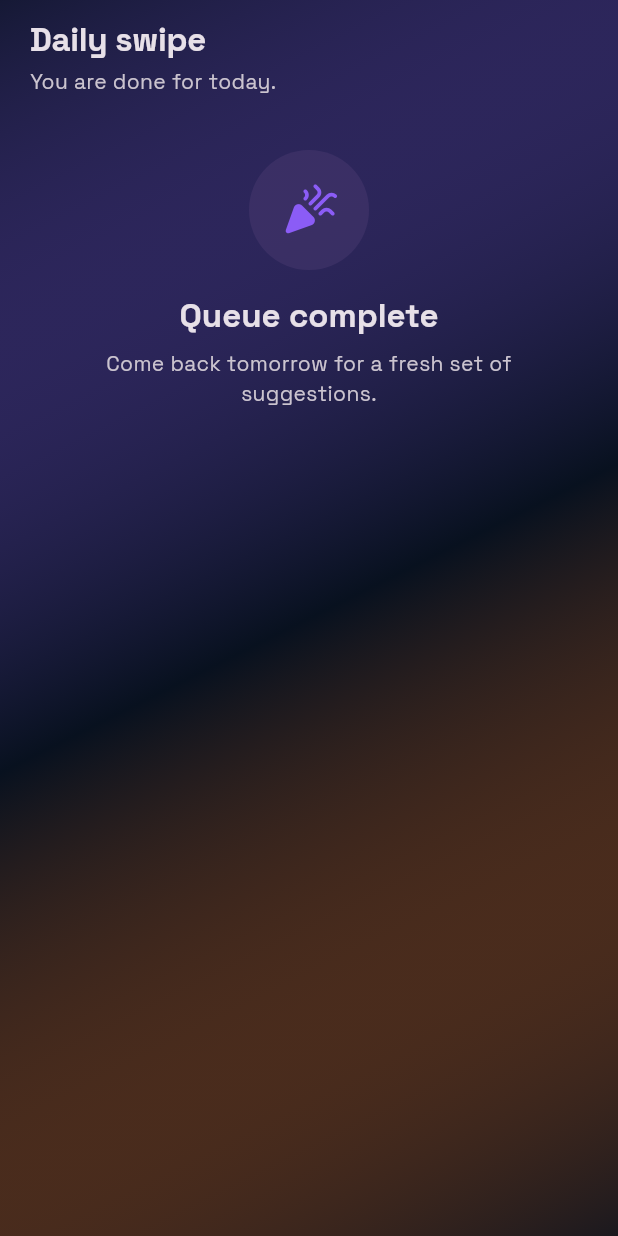
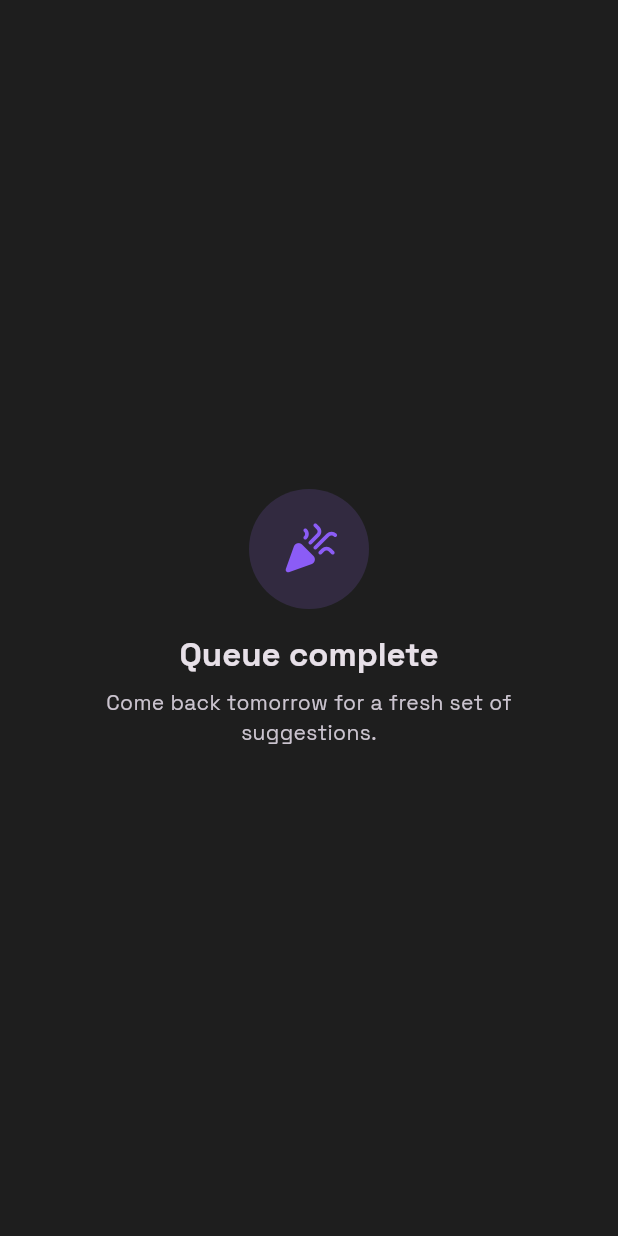
Before and after one commit to nicolamoscufo/agreeo, a Flutter app: the SwipeScreen screen opened directly, on a phone screen of 412 x 824 dp. Run offline on Flutter 3.47's test engine with Material 3 defaults, Android fonts, the phone set to English and light mode, and no system bars; our stand-ins replace cached_network_image, flutter_local_notifications, flutter_riverpod, google_fonts, shared_preferences; accounts and stored records are empty; network calls fail.

```diff
--- a/lib/screens/swipe/swipe_screen.dart
+++ b/lib/screens/swipe/swipe_screen.dart
@@ -1,10 +1,8 @@
+import 'dart:ui';
 import 'package:agreeo/models/app_models.dart';
 import 'package:agreeo/providers/app_controller.dart';
-import 'package:agreeo/screens/dashboard/dashboard_screen.dart';
 import 'package:agreeo/widgets/empty_state.dart';
-import 'package:agreeo/widgets/gradient_scaffold.dart';
-import 'package:agreeo/widgets/movie_card.dart';
-import 'package:agreeo/widgets/section_header.dart';
+import 'package:cached_network_image/cached_network_image.dart';
 import 'package:flutter/material.dart';
 import 'package:flutter_riverpod/flutter_riverpod.dart';
 
@@ -22,9 +20,9 @@ class _SwipeScreenState extends ConsumerState<SwipeScreen> {
     await ref
         .read(appControllerProvider.notifier)
         .recordFeedback(movie, action);
-    if (!mounted) {
-      return;
-    }
+
+    if (!mounted) return;
+
     setState(() {
       _completionMessage = action == FeedbackAction.like
           ? 'Added to your likes.'
@@ -42,59 +40,154 @@ class _SwipeScreenState extends ConsumerState<SwipeScreen> {
     final session = state.session;
     final remaining = state.remainingQueueForUser(session?.uid);
 
-    return GradientScaffold(
-      child: ListView(
-        padding: const EdgeInsets.fromLTRB(20, 12, 20, 24),
-        children: <Widget>[
-          SectionHeader(
-            title: 'Daily swipe',
-            subtitle: remaining.isEmpty
-                ? 'You are done for today.'
-                : '${remaining.length} picks left in the queue.',
-          ),
-          const SizedBox(height: 12),
-          if (_completionMessage != null) ...<Widget>[
-            _StatusChip(message: _completionMessage!),
-            const SizedBox(height: 14),
-          ],
-          if (remaining.isEmpty)
-            const EmptyState(
+    // 1. Stato Vuoto (Queue Completata)
+    if (remaining.isEmpty) {
+      return const Scaffold(
+        backgroundColor: Color(0xFF1E1E1E),
+        body: Center(
+          child: EmptyState(
             icon: Icons.celebration_rounded,
             title: 'Queue complete',
             message: 'Come back tomorrow for a fresh set of suggestions.',
+          ),
+        ),
+      );
+    }
+
+    final currentMovie = remaining.first;
+
+    return Scaffold(
+      backgroundColor: Colors.black,
+      body: Stack(
+        fit: StackFit.expand,
+        children: [
+          // 2. Sfondo Immagine Full-Screen (Poster o Backdrop)
+          if (currentMovie.posterUrl.isNotEmpty)
+            CachedNetworkImage(
+              imageUrl: currentMovie.posterUrl,
+              fit: BoxFit.cover,
+              errorWidget: (context, url, error) =>
+                  Container(color: const Color(0xFF1E1E1E)),
             )
           else
-            AnimatedSwitcher(
-              duration: const Duration(milliseconds: 250),
-              child: MovieCard(
-                key: ValueKey<String>(remaining.first.id),
-                movie: remaining.first,
-                onLike: () =>
-                    _handleFeedback(remaining.first, FeedbackAction.like),
-                onDislike: () =>
-                    _handleFeedback(remaining.first, FeedbackAction.dislike),
-                onSeen: () =>
-                    _handleFeedback(remaining.first, FeedbackAction.seen),
-                onLater: () =>
-                    _handleFeedback(remaining.first, FeedbackAction.later),
+            Container(color: const Color(0xFF1E1E1E)),
+
+          // 3. Gradiente Oscuro inferiore per la leggibilità del testo
+          DecoratedBox(
+            decoration: BoxDecoration(
+              gradient: LinearGradient(
+                begin: Alignment.topCenter,
+                end: Alignment.bottomCenter,
+                colors: [
+                  Colors.transparent,
+                  Colors.black.withOpacity(0.2),
+                  Colors.black.withOpacity(0.8),
+                  Colors.black,
+                ],
+                stops: const [0.4, 0.7, 0.9, 1.0],
               ),
             ),
-          const SizedBox(height: 18),
-          if (state.movieOfTheDay != null)
-            Card(
-              child: ListTile(
-                leading: const Icon(Icons.local_fire_department_rounded),
-                title: const Text('Movie of the day'),
-                subtitle: Text(state.movieOfTheDay!.title),
-                trailing: TextButton(
-                  onPressed: () {
-                    Navigator.of(context).pushReplacement(
-                      MaterialPageRoute<void>(
-                        builder: (_) => const DashboardScreen(),
+          ),
+
+          // 4. Chip di feedback fluttuante (sostituisce l'header statico precedente)
+          if (_completionMessage != null)
+            Positioned(
+              top: MediaQuery.paddingOf(context).top + 16,
+              left: 20,
+              right: 20,
+              child: AnimatedOpacity(
+                opacity: 1.0,
+                duration: const Duration(milliseconds: 300),
+                child: Center(child: _StatusChip(message: _completionMessage!)),
+              ),
+            ),
+
+          // 5. Informazioni Film e Bottoni di Azione (Allineati in basso)
+          SafeArea(
+            child: Padding(
+              padding: const EdgeInsets.symmetric(
+                horizontal: 24.0,
+                vertical: 24.0,
+              ),
+              child: Column(
+                mainAxisAlignment: MainAxisAlignment.end,
+                crossAxisAlignment: CrossAxisAlignment.start,
+                children: [
+                  // Titolo del Film
+                  Text(
+                    currentMovie.title,
+                    style: const TextStyle(
+                      color: Colors.white,
+                      fontSize: 40,
+                      fontWeight: FontWeight.bold,
+                      height: 1.1,
+                      shadows: [
+                        Shadow(
+                          color: Colors.black54,
+                          blurRadius: 10,
+                          offset: Offset(0, 4),
+                        ),
+                      ],
+                    ),
+                  ),
+                  const SizedBox(height: 16),
+
+                  // Chips dei Generi (Stile contorno bianco)
+                  if (currentMovie.genres.isNotEmpty)
+                    Wrap(
+                      spacing: 8,
+                      runSpacing: 8,
+                      children: currentMovie.genres.take(4).map((genre) {
+                        return Container(
+                          padding: const EdgeInsets.symmetric(
+                            horizontal: 16,
+                            vertical: 6,
+                          ),
+                          decoration: BoxDecoration(
+                            color: Colors.white.withOpacity(0.15),
+                            borderRadius: BorderRadius.circular(20),
+                            border: Border.all(color: Colors.white, width: 1.0),
+                          ),
+                          child: Text(
+                            genre,
+                            style: const TextStyle(
+                              color: Colors.white,
+                              fontSize: 14,
+                              fontWeight: FontWeight.w600,
+                            ),
                           ),
                         );
+                      }).toList(),
+                    ),
+
+                  const SizedBox(height: 32),
+
+                  // 6. I 5 Bottoni di Azione
+                  Row(
+                    mainAxisAlignment: MainAxisAlignment.spaceEvenly,
+                    children: [
+                      _buildActionButton(Icons.undo_rounded, 48, () {
+                        // Inserisci qui l'azione Undo in futuro
+                      }),
+                      _buildActionButton(Icons.close_rounded, 56, () {
+                        _handleFeedback(currentMovie, FeedbackAction.dislike);
+                      }),
+                      _buildActionButton(Icons.remove_red_eye_outlined, 48, () {
+                        _handleFeedback(currentMovie, FeedbackAction.seen);
+                      }),
+                      _buildActionButton(Icons.favorite_rounded, 56, () {
+                        _handleFeedback(currentMovie, FeedbackAction.like);
+                      }),
+                      _buildActionButton(
+                        Icons.bookmark_outline_rounded,
+                        48,
+                        () {
+                          _handleFeedback(currentMovie, FeedbackAction.later);
                         },
-                  child: const Text('Back home'),
+                      ),
+                    ],
+                  ),
+                ],
               ),
             ),
           ),
@@ -102,8 +195,32 @@ class _SwipeScreenState extends ConsumerState<SwipeScreen> {
       ),
     );
   }
+
+  // Metodo helper per creare i bottoni circolari bianchi dello screenshot
+  Widget _buildActionButton(IconData icon, double size, VoidCallback onTap) {
+    return GestureDetector(
+      onTap: onTap,
+      child: Container(
+        width: size,
+        height: size,
+        decoration: const BoxDecoration(
+          color: Colors.white,
+          shape: BoxShape.circle,
+          boxShadow: [
+            BoxShadow(
+              color: Colors.black26,
+              blurRadius: 10,
+              offset: Offset(0, 4),
+            ),
+          ],
+        ),
+        child: Icon(icon, color: Colors.black, size: size * 0.5),
+      ),
+    );
+  }
 }
 
+// Reskin del messaggio di stato per farlo fluttuare sopra l'immagine in stile Glassmorphism
 class _StatusChip extends StatelessWidget {
   const _StatusChip({required this.message});
 
@@ -111,14 +228,27 @@ class _StatusChip extends StatelessWidget {
 
   @override
   Widget build(BuildContext context) {
-    final colorScheme = Theme.of(context).colorScheme;
-    return Container(
-      padding: const EdgeInsets.symmetric(horizontal: 14, vertical: 12),
+    return ClipRRect(
+      borderRadius: BorderRadius.circular(24),
+      child: BackdropFilter(
+        filter: ImageFilter.blur(sigmaX: 10, sigmaY: 10),
+        child: Container(
+          padding: const EdgeInsets.symmetric(horizontal: 20, vertical: 10),
           decoration: BoxDecoration(
-        color: colorScheme.primaryContainer.withValues(alpha: 0.55),
-        borderRadius: BorderRadius.circular(16),
+            color: Colors.black.withOpacity(0.5),
+            borderRadius: BorderRadius.circular(24),
+            border: Border.all(color: Colors.white.withOpacity(0.2)),
           ),
-      child: Text(message, style: Theme.of(context).textTheme.bodyMedium),
+          child: Text(
+            message,
+            style: const TextStyle(
+              color: Colors.white,
+              fontWeight: FontWeight.w600,
+              fontSize: 14,
+            ),
+          ),
+        ),
+      ),
     );
   }
 }
```
Also changed, not shown: 2 other files. Lines whose indentation alone changed are shown as unchanged.
